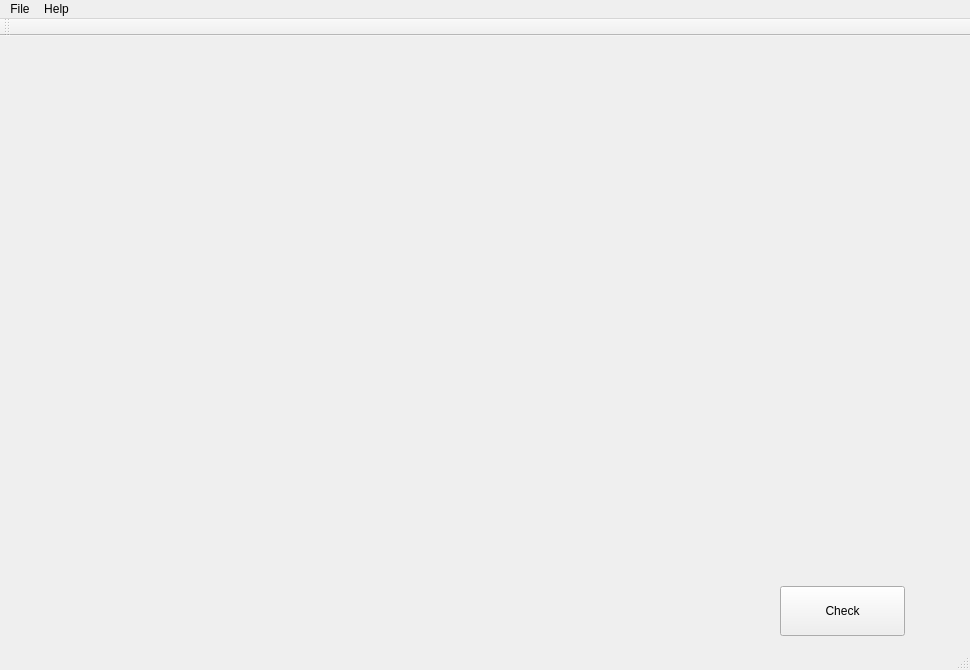
Qt form mainwindow.ui (JonWiggins/SortingAlgorithmGame) before a commit.
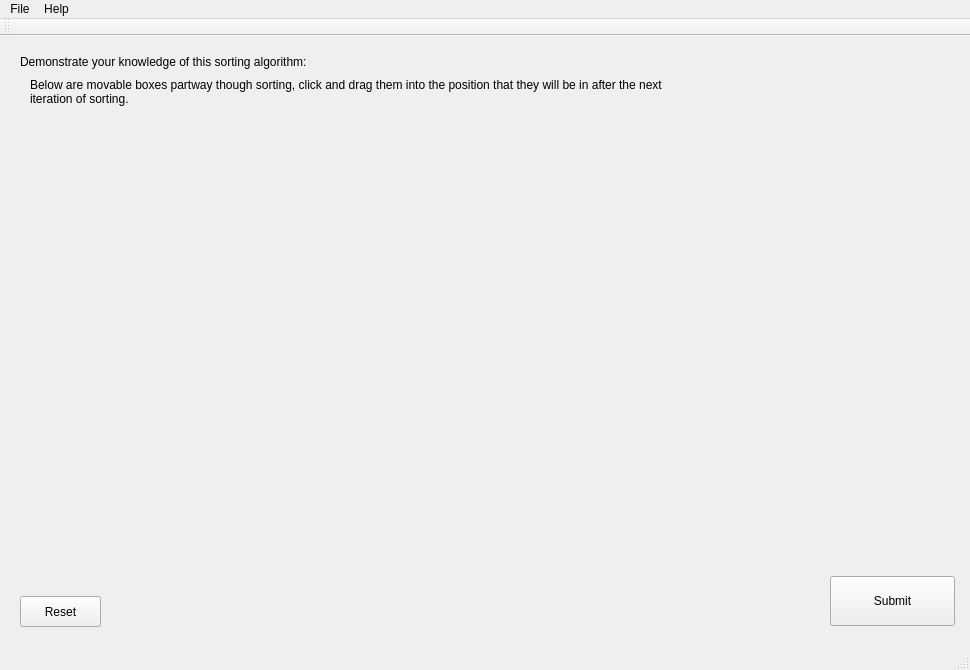
The same form after that commit.

Commit message: Clean up interface, add user instructions, add reset button for box positions

```diff
--- a/mainwindow.ui
+++ b/mainwindow.ui
@@ -232,21 +232,21 @@
      <widget class="QPushButton" name="CheckButton">
       <property name="geometry">
        <rect>
-        <x>770</x>
-        <y>550</y>
+        <x>820</x>
+        <y>540</y>
         <width>125</width>
         <height>50</height>
        </rect>
       </property>
       <property name="text">
-       <string>Check</string>
+       <string>Submit</string>
       </property>
      </widget>
      <widget class="QLabel" name="label">
       <property name="geometry">
        <rect>
         <x>90</x>
-        <y>40</y>
+        <y>80</y>
         <width>711</width>
         <height>461</height>
        </rect>
@@ -258,16 +258,69 @@
      <widget class="QLabel" name="userResponse">
       <property name="geometry">
        <rect>
-        <x>446</x>
+        <x>810</x>
+        <y>510</y>
+        <width>141</width>
+        <height>31</height>
+       </rect>
+      </property>
+      <property name="text">
+       <string/>
+      </property>
+     </widget>
+     <widget class="QLabel" name="label_5">
+      <property name="geometry">
+       <rect>
+        <x>10</x>
         <y>10</y>
-        <width>281</width>
-        <height>20</height>
+        <width>381</width>
+        <height>31</height>
+       </rect>
+      </property>
+      <property name="text">
+       <string>Demonstrate your knowledge of this sorting algorithm:</string>
+      </property>
+     </widget>
+     <widget class="QLabel" name="label_6">
+      <property name="geometry">
+       <rect>
+        <x>20</x>
+        <y>30</y>
+        <width>871</width>
+        <height>51</height>
+       </rect>
+      </property>
+      <property name="text">
+       <string>Below are movable boxes partway though sorting, click and drag them into the position that they will be in after the next 
+iteration of sorting.</string>
+      </property>
+     </widget>
+     <widget class="QLabel" name="havingProblems">
+      <property name="geometry">
+       <rect>
+        <x>360</x>
+        <y>540</y>
+        <width>461</width>
+        <height>41</height>
        </rect>
       </property>
       <property name="text">
        <string/>
       </property>
      </widget>
+     <widget class="QPushButton" name="pushButton">
+      <property name="geometry">
+       <rect>
+        <x>10</x>
+        <y>560</y>
+        <width>81</width>
+        <height>31</height>
+       </rect>
+      </property>
+      <property name="text">
+       <string>Reset</string>
+      </property>
+     </widget>
     </widget>
    </widget>
   </widget>
```
Left out of the diff: 60 changed lines with no effect on the pictures. The commit also changes 2 other files.
